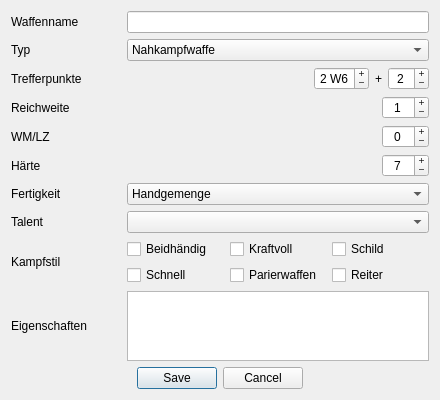
Aeolitus/Sephrasto, file UI/DatenbankEditWaffe.ui: the form before one commit.
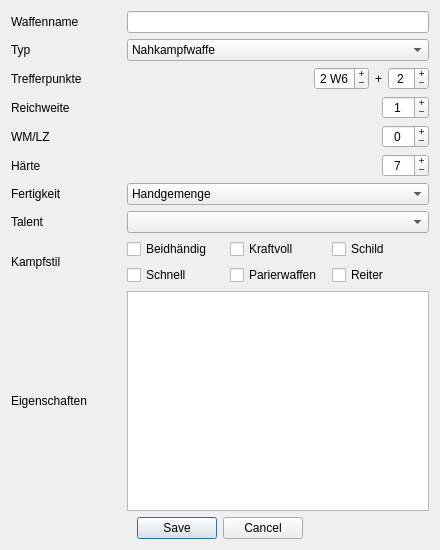
The form after the commit.

What changed in the file:
```diff
--- a/UI/DatenbankEditWaffe.ui
+++ b/UI/DatenbankEditWaffe.ui
@@ -10,7 +10,7 @@
     <x>0</x>
     <y>0</y>
     <width>440</width>
-    <height>388</height>
+    <height>550</height>
    </rect>
   </property>
   <property name="windowTitle">
```
